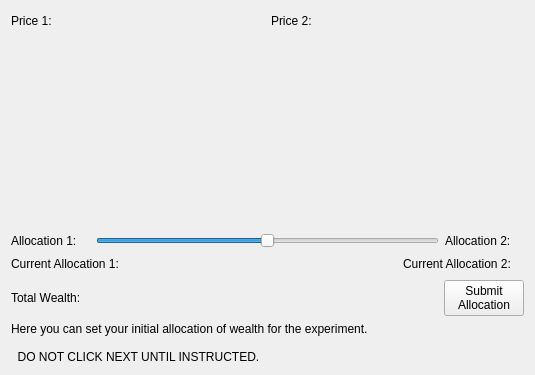
Qt form MarketSimulation/initialallocationscreen.ui (dwattttt/marketsim) before a commit.
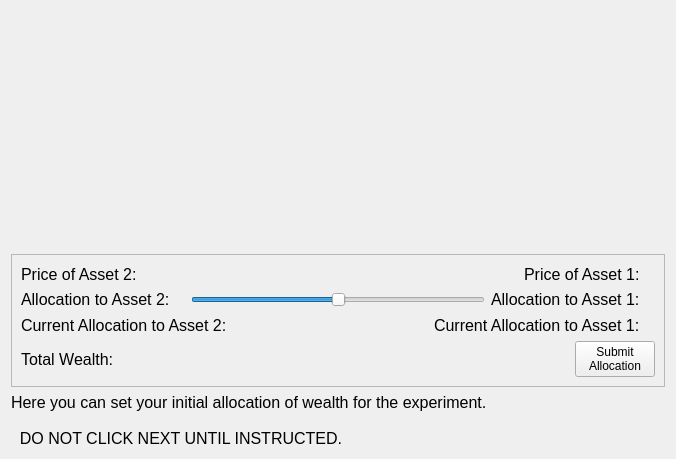
The same form after that commit.

Commit message:
Dave's layout changes in response to Digsy's feedback
Market window
 * Moved price display labels
 * Renamed labels
 * Changed graph so X axis does not dynamically adjust

Also
 * experiment time changed to 20 minutes

The edit to the form file:
```diff
--- a/MarketSimulation/initialallocationscreen.ui
+++ b/MarketSimulation/initialallocationscreen.ui
@@ -6,15 +6,35 @@
    <rect>
     <x>0</x>
     <y>0</y>
-    <width>535</width>
-    <height>375</height>
+    <width>676</width>
+    <height>459</height>
    </rect>
   </property>
   <property name="windowTitle">
    <string>Form</string>
   </property>
-  <layout class="QHBoxLayout" name="horizontalLayout_7">
+  <layout class="QVBoxLayout" name="verticalLayout_3">
    <item>
+    <spacer name="verticalSpacer">
+     <property name="orientation">
+      <enum>Qt::Vertical</enum>
+     </property>
+     <property name="sizeHint" stdset="0">
+      <size>
+       <width>218</width>
+       <height>219</height>
+      </size>
+     </property>
+    </spacer>
+   </item>
+   <item>
+    <widget class="QFrame" name="frame">
+     <property name="frameShape">
+      <enum>QFrame::StyledPanel</enum>
+     </property>
+     <property name="frameShadow">
+      <enum>QFrame::Raised</enum>
+     </property>
     <layout class="QVBoxLayout" name="verticalLayout_2">
      <item>
       <layout class="QVBoxLayout" name="verticalLayout">
@@ -24,13 +44,23 @@
           <layout class="QHBoxLayout" name="horizontalLayout_2">
            <item>
             <widget class="QLabel" name="label_3">
+              <property name="font">
+               <font>
+                <pointsize>12</pointsize>
+               </font>
+              </property>
              <property name="text">
-              <string>Price 1:</string>
+               <string>Price of Asset 2:</string>
              </property>
             </widget>
            </item>
            <item>
-            <widget class="QLabel" name="price1Label">
+             <widget class="QLabel" name="price2Label">
+              <property name="font">
+               <font>
+                <pointsize>12</pointsize>
+               </font>
+              </property>
              <property name="text">
               <string/>
              </property>
@@ -55,59 +85,53 @@
           <layout class="QHBoxLayout" name="horizontalLayout">
            <item>
             <widget class="QLabel" name="label_4">
+              <property name="font">
+               <font>
+                <pointsize>12</pointsize>
+               </font>
+              </property>
              <property name="text">
-              <string>Price 2:</string>
+               <string>Price of Asset 1:</string>
              </property>
             </widget>
            </item>
            <item>
-            <widget class="QLabel" name="price2Label">
+             <widget class="QLabel" name="price1Label">
+              <property name="font">
+               <font>
+                <pointsize>12</pointsize>
+               </font>
+              </property>
              <property name="text">
               <string/>
              </property>
             </widget>
            </item>
-           <item>
-            <spacer name="horizontalSpacer">
-             <property name="orientation">
-              <enum>Qt::Horizontal</enum>
-             </property>
-             <property name="sizeHint" stdset="0">
-              <size>
-               <width>40</width>
-               <height>20</height>
-              </size>
-             </property>
-            </spacer>
-           </item>
           </layout>
          </item>
         </layout>
        </item>
-       <item>
-        <spacer name="verticalSpacer">
-         <property name="orientation">
-          <enum>Qt::Vertical</enum>
-         </property>
-         <property name="sizeHint" stdset="0">
-          <size>
-           <width>20</width>
-           <height>40</height>
-          </size>
-         </property>
-        </spacer>
-       </item>
        <item>
         <layout class="QHBoxLayout" name="horizontalLayout_5">
          <item>
           <widget class="QLabel" name="label_5">
+            <property name="font">
+             <font>
+              <pointsize>12</pointsize>
+             </font>
+            </property>
            <property name="text">
-            <string>Allocation 1:</string>
+             <string>Allocation to Asset 2:</string>
            </property>
           </widget>
          </item>
          <item>
-          <widget class="QLabel" name="allocation1Label">
+           <widget class="QLabel" name="allocation2Label">
+            <property name="font">
+             <font>
+              <pointsize>12</pointsize>
+             </font>
+            </property>
            <property name="text">
             <string/>
            </property>
@@ -118,6 +142,12 @@
            <property name="maximum">
             <number>100</number>
            </property>
+            <property name="singleStep">
+             <number>5</number>
+            </property>
+            <property name="pageStep">
+             <number>5</number>
+            </property>
            <property name="sliderPosition">
             <number>50</number>
            </property>
@@ -131,13 +161,23 @@
          </item>
          <item>
           <widget class="QLabel" name="label_6">
+            <property name="font">
+             <font>
+              <pointsize>12</pointsize>
+             </font>
+            </property>
            <property name="text">
-            <string>Allocation 2:</string>
+             <string>Allocation to Asset 1:</string>
            </property>
           </widget>
          </item>
          <item>
-          <widget class="QLabel" name="allocation2Label">
+           <widget class="QLabel" name="allocation1Label">
+            <property name="font">
+             <font>
+              <pointsize>12</pointsize>
+             </font>
+            </property>
            <property name="text">
             <string/>
            </property>
@@ -149,13 +189,23 @@
         <layout class="QHBoxLayout" name="horizontalLayout_6">
          <item>
           <widget class="QLabel" name="label_7">
+            <property name="font">
+             <font>
+              <pointsize>12</pointsize>
+             </font>
+            </property>
            <property name="text">
-            <string>Current Allocation 1:</string>
+             <string>Current Allocation to Asset 2:</string>
            </property>
           </widget>
          </item>
          <item>
-          <widget class="QLabel" name="curAllocation1Label">
+           <widget class="QLabel" name="curAllocation2Label">
+            <property name="font">
+             <font>
+              <pointsize>12</pointsize>
+             </font>
+            </property>
            <property name="text">
             <string/>
            </property>
@@ -176,13 +226,23 @@
          </item>
          <item>
           <widget class="QLabel" name="label_8">
+            <property name="font">
+             <font>
+              <pointsize>12</pointsize>
+             </font>
+            </property>
            <property name="text">
-            <string>Current Allocation 2:</string>
+             <string>Current Allocation to Asset 1:</string>
            </property>
           </widget>
          </item>
          <item>
-          <widget class="QLabel" name="curAllocation2Label">
+           <widget class="QLabel" name="curAllocation1Label">
+            <property name="font">
+             <font>
+              <pointsize>12</pointsize>
+             </font>
+            </property>
            <property name="text">
             <string/>
            </property>
@@ -194,6 +254,11 @@
         <layout class="QHBoxLayout" name="horizontalLayout_4">
          <item>
           <widget class="QLabel" name="label_9">
+            <property name="font">
+             <font>
+              <pointsize>12</pointsize>
+             </font>
+            </property>
            <property name="text">
             <string>Total Wealth:</string>
            </property>
@@ -201,6 +266,11 @@
          </item>
          <item>
           <widget class="QLabel" name="wealthLabel">
+            <property name="font">
+             <font>
+              <pointsize>12</pointsize>
+             </font>
+            </property>
            <property name="text">
             <string/>
            </property>
@@ -231,16 +301,22 @@
        </item>
       </layout>
      </item>
+     </layout>
+    </widget>
+   </item>
      <item>
       <widget class="QLabel" name="label">
+     <property name="font">
+      <font>
+       <pointsize>12</pointsize>
+      </font>
+     </property>
        <property name="text">
         <string>Here you can set your initial allocation of wealth for the experiment.
 
   DO NOT CLICK NEXT UNTIL INSTRUCTED.</string>
        </property>
       </widget>
-     </item>
-    </layout>
    </item>
   </layout>
  </widget>
```
Lines whose indentation alone changed are shown as unchanged. The commit also changes 22 other files.
